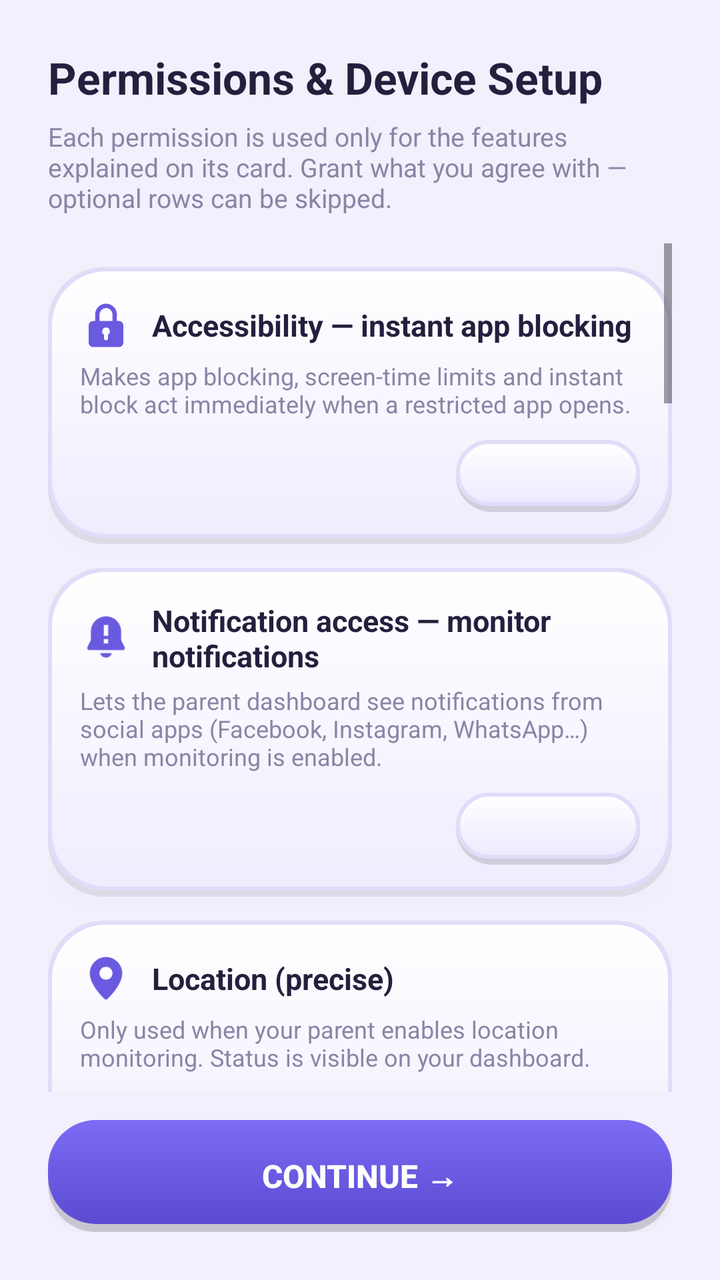
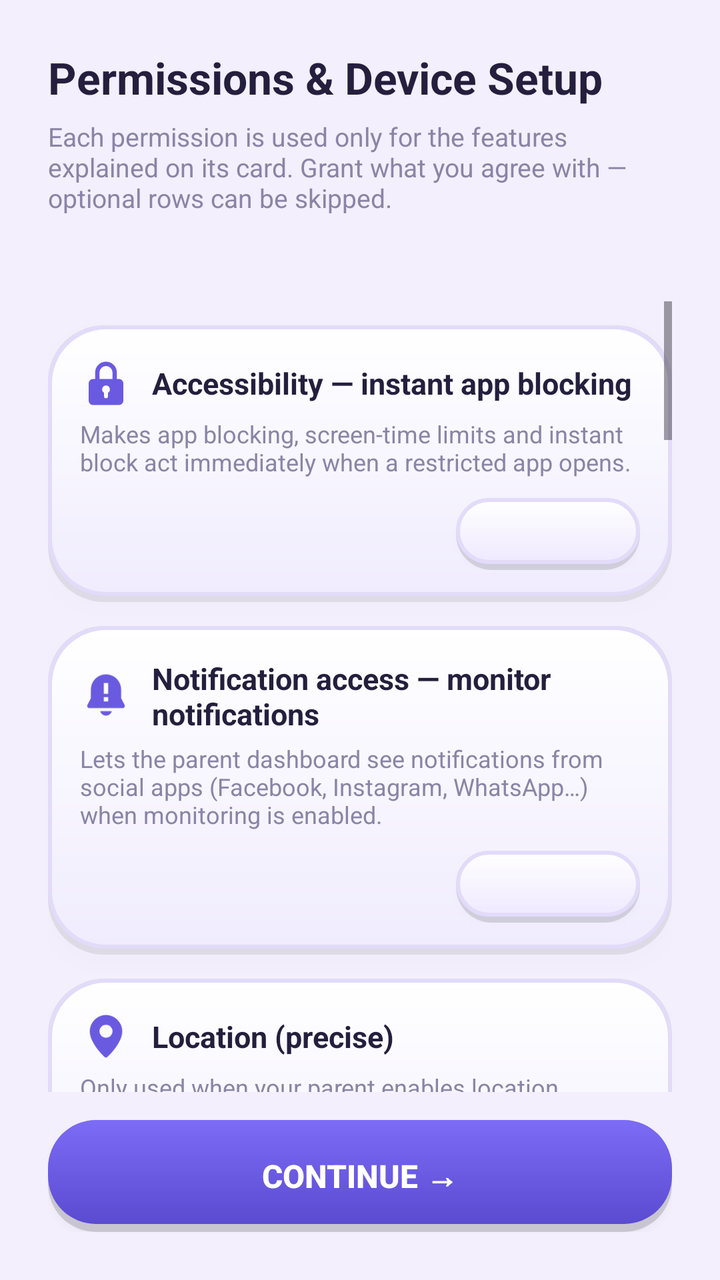

An Android layout rendered at two revisions. The XML below is the earlier revision; the diff shows what the commit changed to produce the second picture.
<!-- AndroidManifest.xml: application theme Theme.AccessControl -->
<!-- res/layout/activity_permissions.xml -->
<?xml version="1.0" encoding="utf-8"?>
<LinearLayout xmlns:android="http://schemas.android.com/apk/res/android"
    android:layout_width="match_parent"
    android:layout_height="match_parent"
    android:orientation="vertical"
    android:padding="24dp">

    <TextView
        android:layout_width="wrap_content"
        android:layout_height="wrap_content"
        android:text="Permissions &amp; Device Setup"
        android:textColor="@color/clay_text"
        android:textSize="22sp"
        android:textStyle="bold" />

    <TextView
        android:layout_width="wrap_content"
        android:layout_height="wrap_content"
        android:layout_marginTop="6dp"
        android:text="Each permission is used only for the features explained on its card. Grant what you agree with — optional rows can be skipped."
        android:textColor="@color/clay_text_soft"
        android:textSize="13sp" />

    <ScrollView
        android:layout_width="match_parent"
        android:layout_height="0dp"
        android:layout_marginTop="14dp"
        android:layout_weight="1">

        <LinearLayout
            android:layout_width="match_parent"
            android:layout_height="wrap_content"
            android:orientation="vertical">

            
            <LinearLayout style="@style/PermCard" android:foreground="?attr/selectableItemBackground">
                <LinearLayout style="@style/PermHeader">
                    <ImageView style="@style/PermIcon" android:src="@drawable/ic_perm_accessibility" android:contentDescription="@null" />
                    <TextView style="@style/PermTitle" android:text="Accessibility — instant app blocking" />
                </LinearLayout>
                <TextView style="@style/PermDesc" android:text="Makes app blocking, screen-time limits and instant block act immediately when a restricted app opens." />
                <LinearLayout style="@style/PermRow">
                    <TextView android:id="@+id/permAccessibilityStatus" style="@style/PermStatus" />
                    <Button android:id="@+id/permAccessibilityBtn" style="@style/PermButton" />
                </LinearLayout>
            </LinearLayout>

            
            <LinearLayout style="@style/PermCard" android:foreground="?attr/selectableItemBackground">
                <LinearLayout style="@style/PermHeader">
                    <ImageView style="@style/PermIcon" android:src="@drawable/ic_perm_notif_monitor" android:contentDescription="@null" />
                    <TextView style="@style/PermTitle" android:text="Notification access — monitor notifications" />
                </LinearLayout>
                <TextView style="@style/PermDesc" android:text="Lets the parent dashboard see notifications from social apps (Facebook, Instagram, WhatsApp…) when monitoring is enabled." />
                <LinearLayout style="@style/PermRow">
                    <TextView android:id="@+id/permNotifListenerStatus" style="@style/PermStatus" />
                    <Button android:id="@+id/permNotifListenerBtn" style="@style/PermButton" />
                </LinearLayout>
            </LinearLayout>

            
            <LinearLayout style="@style/PermCard" android:foreground="?attr/selectableItemBackground">
                <LinearLayout style="@style/PermHeader">
                    <ImageView style="@style/PermIcon" android:src="@drawable/ic_perm_location" android:contentDescription="@null" />
                    <TextView style="@style/PermTitle" android:text="Location (precise)" />
                </LinearLayout>
                <TextView style="@style/PermDesc" android:text="Only used when your parent enables location monitoring. Status is visible on your dashboard." />
                <LinearLayout style="@style/PermRow">
                    <TextView android:id="@+id/permLocationStatus" style="@style/PermStatus" />
                    <Button android:id="@+id/permLocationBtn" style="@style/PermButton" />
                </LinearLayout>
            </LinearLayout>

            
            <LinearLayout style="@style/PermCard" android:foreground="?attr/selectableItemBackground">
                <LinearLayout style="@style/PermHeader">
                    <ImageView style="@style/PermIcon" android:src="@drawable/ic_perm_location_bg" android:contentDescription="@null" />
                    <TextView style="@style/PermTitle" android:text="Location — allow all the time" />
                </LinearLayout>
                <TextView style="@style/PermDesc" android:text="Enables route history and geofence alerts while the screen is off. Choose &quot;Allow all the time&quot; in the dialog." />
                <LinearLayout style="@style/PermRow">
                    <TextView android:id="@+id/permLocationBgStatus" style="@style/PermStatus" />
                    <Button android:id="@+id/permLocationBgBtn" style="@style/PermButton" />
                </LinearLayout>
            </LinearLayout>

            
            <LinearLayout style="@style/PermCard" android:foreground="?attr/selectableItemBackground">
                <LinearLayout style="@style/PermHeader">
                    <ImageView style="@style/PermIcon" android:src="@drawable/ic_perm_usage" android:contentDescription="@null" />
                    <TextView style="@style/PermTitle" android:text="Usage access — screen time &amp; app usage" />
                </LinearLayout>
                <TextView style="@style/PermDesc" android:text="Required for installed apps list, screen-time reports and app limits to work." />
                <LinearLayout style="@style/PermRow">
                    <TextView android:id="@+id/permUsageStatus" style="@style/PermStatus" />
                    <Button android:id="@+id/permUsageBtn" style="@style/PermButton" />
                </LinearLayout>
            </LinearLayout>

            
            <LinearLayout style="@style/PermCard" android:foreground="?attr/selectableItemBackground">
                <LinearLayout style="@style/PermHeader">
                    <ImageView style="@style/PermIcon" android:src="@drawable/ic_perm_overlay" android:contentDescription="@null" />
                    <TextView style="@style/PermTitle" android:text="Display over other apps" />
                </LinearLayout>
                <TextView style="@style/PermDesc" android:text="Shows a friendly &quot;time is up&quot; screen when a limit is reached, and tap-to-allow prompts for remote features." />
                <LinearLayout style="@style/PermRow">
                    <TextView android:id="@+id/permOverlayStatus" style="@style/PermStatus" />
                    <Button android:id="@+id/permOverlayBtn" style="@style/PermButton" />
                </LinearLayout>
            </LinearLayout>

            
            <LinearLayout style="@style/PermCard" android:foreground="?attr/selectableItemBackground">
                <LinearLayout style="@style/PermHeader">
                    <ImageView style="@style/PermIcon" android:src="@drawable/ic_perm_battery" android:contentDescription="@null" />
                    <TextView style="@style/PermTitle" android:text="Battery — unrestricted background" />
                </LinearLayout>
                <TextView style="@style/PermDesc" android:text="Keeps the connection alive. Some phones (Xiaomi, Huawei, Samsung) also need &quot;Auto-start&quot; enabled in their own settings." />
                <LinearLayout style="@style/PermRow">
                    <TextView android:id="@+id/permBatteryStatus" style="@style/PermStatus" />
                    <Button android:id="@+id/permBatteryBtn" style="@style/PermButton" />
                </LinearLayout>
            </LinearLayout>

            
            <LinearLayout style="@style/PermCard" android:foreground="?attr/selectableItemBackground">
                <LinearLayout style="@style/PermHeader">
                    <ImageView style="@style/PermIcon" android:src="@drawable/ic_perm_mic" android:contentDescription="@null" />
                    <TextView style="@style/PermTitle" android:text="Microphone — one-way audio" />
                </LinearLayout>
                <TextView style="@style/PermDesc" android:text="Used only when your parent starts remote audio. While active, a notification and the Android mic indicator are always shown." />
                <LinearLayout style="@style/PermRow">
                    <TextView android:id="@+id/permMicStatus" style="@style/PermStatus" />
                    <Button android:id="@+id/permMicBtn" style="@style/PermButton" />
                </LinearLayout>
            </LinearLayout>

            
            <LinearLayout style="@style/PermCard" android:foreground="?attr/selectableItemBackground">
                <LinearLayout style="@style/PermHeader">
                    <ImageView style="@style/PermIcon" android:src="@drawable/ic_perm_camera" android:contentDescription="@null" />
                    <TextView style="@style/PermTitle" android:text="Camera — remote camera &amp; mirroring" />
                </LinearLayout>
                <TextView style="@style/PermDesc" android:text="Used only when your parent starts remote camera. While active, a notification and the Android camera indicator are always shown." />
                <LinearLayout style="@style/PermRow">
                    <TextView android:id="@+id/permCameraStatus" style="@style/PermStatus" />
                    <Button android:id="@+id/permCameraBtn" style="@style/PermButton" />
                </LinearLayout>
            </LinearLayout>

            
            <LinearLayout style="@style/PermCard" android:foreground="?attr/selectableItemBackground">
                <LinearLayout style="@style/PermHeader">
                    <ImageView style="@style/PermIcon" android:src="@drawable/ic_perm_bell" android:contentDescription="@null" />
                    <TextView style="@style/PermTitle" android:text="Notifications" />
                </LinearLayout>
                <TextView style="@style/PermDesc" android:text="Shows parent messages, protection status and remote-access prompts." />
                <LinearLayout style="@style/PermRow">
                    <TextView android:id="@+id/permNotifStatus" style="@style/PermStatus" />
                    <Button android:id="@+id/permNotifBtn" style="@style/PermButton" />
                </LinearLayout>
            </LinearLayout>

            
            <LinearLayout style="@style/PermCard" android:foreground="?attr/selectableItemBackground">
                <LinearLayout style="@style/PermHeader">
                    <ImageView style="@style/PermIcon" android:src="@drawable/ic_perm_contacts" android:contentDescription="@null" />
                    <TextView style="@style/PermTitle" android:text="Contacts / Phone / SMS (optional)" />
                </LinearLayout>
                <TextView style="@style/PermDesc" android:text="Optional call &amp; SMS monitoring — the parent can view recent calls, messages and safety contacts. Skip if you don\'t want it." />
                <LinearLayout style="@style/PermRow">
                    <TextView android:id="@+id/permCommsStatus" style="@style/PermStatus" />
                    <Button android:id="@+id/permCommsBtn" style="@style/PermButton" />
                </LinearLayout>
            </LinearLayout>

            
            <LinearLayout style="@style/PermCard" android:foreground="?attr/selectableItemBackground">
                <LinearLayout style="@style/PermHeader">
                    <ImageView style="@style/PermIcon" android:src="@drawable/ic_perm_storage" android:contentDescription="@null" />
                    <TextView style="@style/PermTitle" android:text="Storage / Photos" />
                </LinearLayout>
                <TextView style="@style/PermDesc" android:text="Needed for file and media related features." />
                <LinearLayout style="@style/PermRow">
                    <TextView android:id="@+id/permStorageStatus" style="@style/PermStatus" />
                    <Button android:id="@+id/permStorageBtn" style="@style/PermButton" />
                </LinearLayout>
            </LinearLayout>

            
            <LinearLayout style="@style/PermCard" android:foreground="?attr/selectableItemBackground">
                <LinearLayout style="@style/PermHeader">
                    <ImageView style="@style/PermIcon" android:src="@drawable/ic_perm_install" android:contentDescription="@null" />
                    <TextView style="@style/PermTitle" android:text="Install unknown apps" />
                </LinearLayout>
                <TextView style="@style/PermDesc" android:text="Allows the protection wizard to install app updates without reinstalling from scratch." />
                <LinearLayout style="@style/PermRow">
                    <TextView android:id="@+id/permInstallStatus" style="@style/PermStatus" />
                    <Button android:id="@+id/permInstallBtn" style="@style/PermButton" />
                </LinearLayout>
            </LinearLayout>

            
            <LinearLayout style="@style/PermCard" android:foreground="?attr/selectableItemBackground">
                <LinearLayout style="@style/PermHeader">
                    <ImageView style="@style/PermIcon" android:src="@drawable/ic_perm_admin" android:contentDescription="@null" />
                    <TextView style="@style/PermTitle" android:text="Uninstall protection (Device admin, optional)" />
                </LinearLayout>
                <TextView style="@style/PermDesc" android:text="Enables screen lock during bedtime/school mode and makes uninstalling a deliberate step. The parent can approve a short uninstall window remotely." />
                <LinearLayout style="@style/PermRow">
                    <TextView android:id="@+id/permAdminStatus" style="@style/PermStatus" />
                    <Button android:id="@+id/permAdminBtn" style="@style/PermButton" />
                </LinearLayout>
            </LinearLayout>
        </LinearLayout>
    </ScrollView>

    <Button
        android:id="@+id/btnContinue"
        android:layout_width="match_parent"
        android:layout_height="56dp"
        android:layout_marginTop="14dp"
        android:background="@drawable/bg_clay_button_primary"
        android:elevation="8dp"
        android:text="@string/perm_continue"
        android:textColor="#FFFFFF"
        android:textSize="16sp"
        android:textStyle="bold" />
</LinearLayout>
<!-- resources referenced by this layout -->
<resources>
  <color name="clay_text">#241F3D</color>
  <color name="clay_text_soft">#8A85A6</color>
  <!-- drawable ic_perm_install (drawable) -->
  <?xml version="1.0" encoding="utf-8"?>
  <vector xmlns:android="http://schemas.android.com/apk/res/android"
      android:width="24dp" android:height="24dp"
      android:viewportWidth="24" android:viewportHeight="24">
      <path android:fillColor="#FFFFFFFF"
          android:pathData="M12,2l8,3v6.1c0,4.9 -3.4,8.4 -8,9.9c-4.6,-1.5 -8,-5 -8,-9.9V5L12,2zM11,7v5H8.5l3.5,3.8L15.5,12H13V7H11z" />
  </vector>
  <!-- drawable ic_perm_overlay (drawable) -->
  <?xml version="1.0" encoding="utf-8"?>
  <vector xmlns:android="http://schemas.android.com/apk/res/android"
      android:width="24dp" android:height="24dp"
      android:viewportWidth="24" android:viewportHeight="24">
      <path android:fillColor="#FFFFFFFF"
          android:pathData="M4,4h12v3H4zM4,9h16v11H4zM8,13h8v2H8z" />
  </vector>
  <!-- drawable ic_perm_usage (drawable) -->
  <?xml version="1.0" encoding="utf-8"?>
  <vector xmlns:android="http://schemas.android.com/apk/res/android"
      android:width="24dp" android:height="24dp"
      android:viewportWidth="24" android:viewportHeight="24">
      <path android:fillColor="#FFFFFFFF"
          android:pathData="M4,20h16v2H4zM6,10h3v8H6zM10.5,4h3v14h-3zM15,13h3v5h-3z" />
  </vector>
  <string name="perm_continue">Continue →</string>
  <style name="PermCard">
          <item name="android:layout_width">match_parent</item>
          <item name="android:layout_height">wrap_content</item>
          <item name="android:orientation">vertical</item>
          <item name="android:background">@drawable/bg_clay_card</item>
          <item name="android:elevation">6dp</item>
          <item name="android:layout_marginTop">12dp</item>
          <item name="android:padding">16dp</item>
      </style>
  <style name="PermDesc">
          <item name="android:layout_width">wrap_content</item>
          <item name="android:layout_height">wrap_content</item>
          <item name="android:layout_marginTop">4dp</item>
          <item name="android:textColor">@color/clay_text_soft</item>
          <item name="android:textSize">12sp</item>
      </style>
  <style name="PermHeader">
          <item name="android:layout_width">match_parent</item>
          <item name="android:layout_height">wrap_content</item>
          <item name="android:orientation">horizontal</item>
          <item name="android:gravity">center_vertical</item>
      </style>
  <style name="PermIcon">
          <item name="android:layout_width">26dp</item>
          <item name="android:layout_height">26dp</item>
          <item name="android:layout_marginEnd">10dp</item>
          <item name="android:tint">@color/clay_primary</item>
      </style>
  <style name="PermRow">
          <item name="android:layout_width">match_parent</item>
          <item name="android:layout_height">wrap_content</item>
          <item name="android:orientation">horizontal</item>
          <item name="android:gravity">center_vertical</item>
          <item name="android:layout_marginTop">10dp</item>
      </style>
  <style name="PermStatus">
          <item name="android:layout_width">0dp</item>
          <item name="android:layout_height">wrap_content</item>
          <item name="android:layout_weight">1</item>
          <item name="android:textSize">13sp</item>
          <item name="android:textStyle">bold</item>
      </style>
  <style name="PermTitle">
          <item name="android:layout_width">wrap_content</item>
          <item name="android:layout_height">wrap_content</item>
          <item name="android:textColor">@color/clay_text</item>
          <item name="android:textSize">15sp</item>
          <item name="android:textStyle">bold</item>
      </style>
  <color name="clay_primary_dark">#5B4BD1</color>
  <color name="clay_primary">#6A5AE0</color>
  <color name="clay_card_deep">#F0ECFE</color>
  <color name="clay_accent">#4FC3F7</color>
  <color name="clay_bg">#F3EFFC</color>
  <color name="clay_stroke">#E2DBF9</color>
</resources>

<!-- the commit's change to res/layout/activity_permissions.xml (unified diff, before → after) -->
@@ -20,6 +20,15 @@
         android:text="Each permission is used only for the features explained on its card. Grant what you agree with — optional rows can be skipped."
         android:textColor="@color/clay_text_soft"
         android:textSize="13sp" />
+
+    <TextView
+        android:id="@+id/permSummary"
+        android:layout_width="wrap_content"
+        android:layout_height="wrap_content"
+        android:layout_marginTop="10dp"
+        android:textColor="@color/clay_primary"
+        android:textSize="14sp"
+        android:textStyle="bold" />
 
     <ScrollView
         android:layout_width="match_parent"
<!-- resource entries referenced after the edit -->
@@ -1,5 +1,6 @@
 <!-- resources referenced by this layout -->
 <resources>
+  <color name="clay_primary">#6A5AE0</color>
   <color name="clay_text">#241F3D</color>
   <color name="clay_text_soft">#8A85A6</color>
   <!-- drawable ic_perm_install (drawable) -->
@@ -77,7 +78,6 @@
           <item name="android:textStyle">bold</item>
       </style>
   <color name="clay_primary_dark">#5B4BD1</color>
-  <color name="clay_primary">#6A5AE0</color>
   <color name="clay_card_deep">#F0ECFE</color>
   <color name="clay_accent">#4FC3F7</color>
   <color name="clay_bg">#F3EFFC</color>
